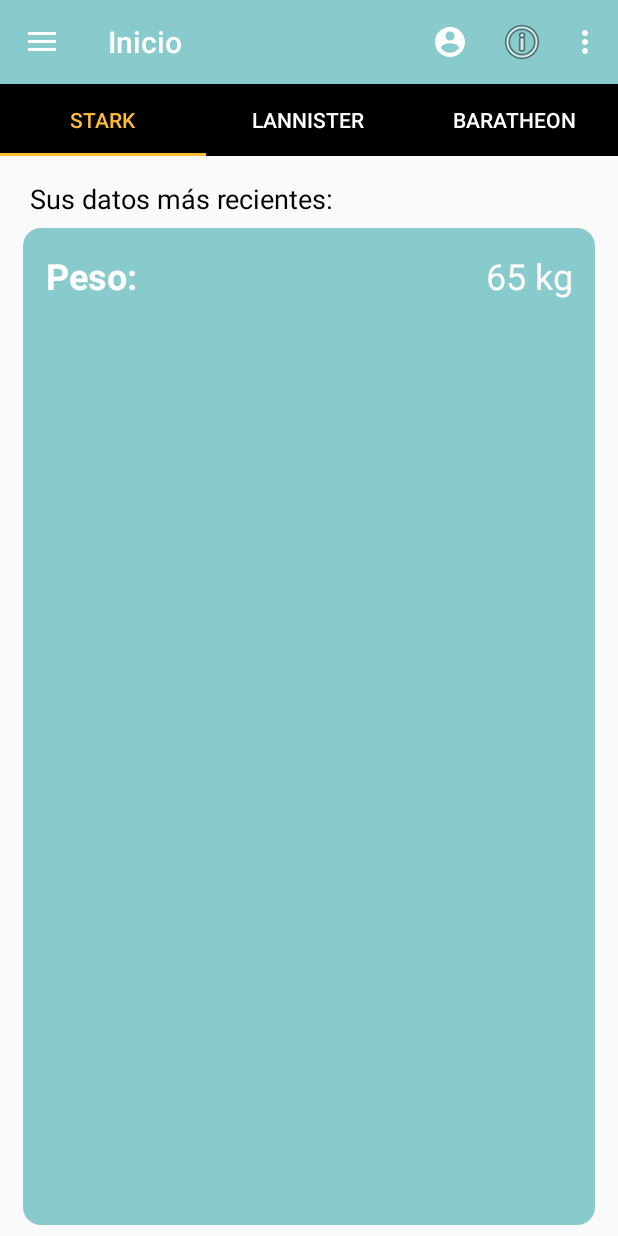
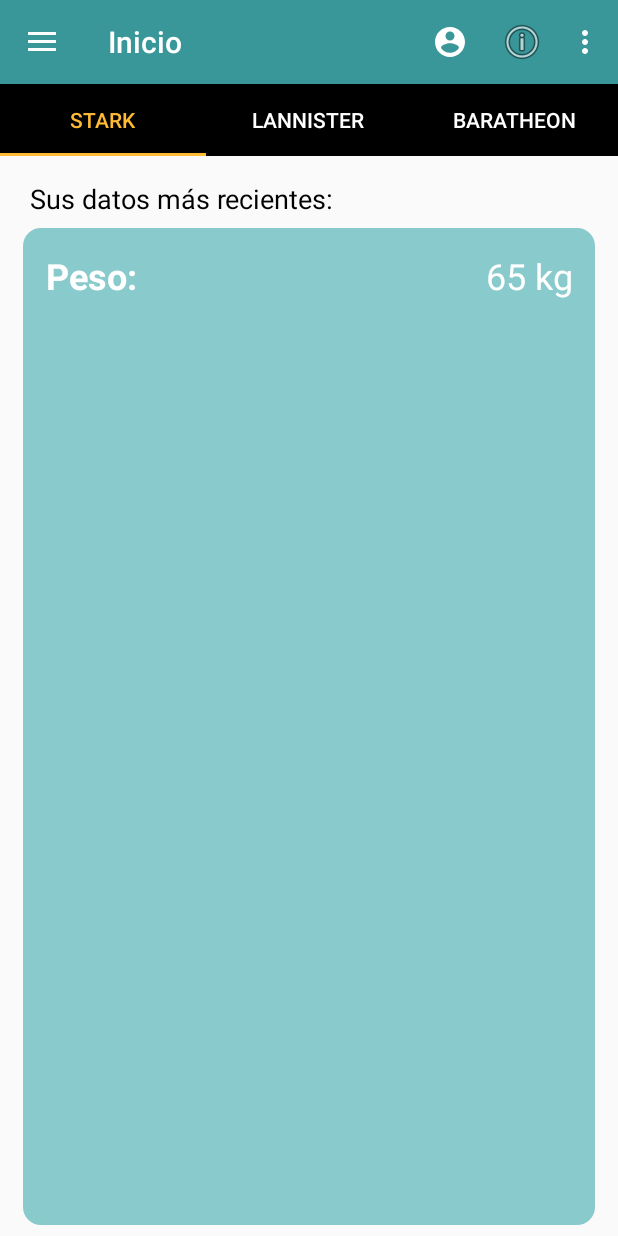
Before and after one commit to rousah/Bascula-grupo-2, an Android app: the screen it shows after launch once a user with an empty profile is signed in (MainActivity), on a phone screen of 412 x 824 dp. Run offline under Robolectric (Android 15) with nearby library versions, the phone set to English and light mode, and no system bars; our stand-ins replace Firebase (no records; nobody signed in at launch, a user with empty details on screens opened directly); libraries missing offline, so code that uses them is left out: com.firebase.ui; 1 statement that could not run was skipped.

```diff
--- a/Bascula/app/src/main/res/layout/nav_toolbar.xml
+++ b/Bascula/app/src/main/res/layout/nav_toolbar.xml
@@ -8,5 +8,5 @@
     android:fitsSystemWindows="true"
     android:minHeight="?attr/actionBarSize"
     app:theme="@style/ThemeOverlay.AppCompat.Dark.ActionBar"
-    android:background="?attr/colorPrimaryDark">
+    android:background="?attr/colorPrimary">
 </android.support.v7.widget.Toolbar>
```
Also changed, not shown: Bascula/app/src/main/res/layout/nav_header.xml (+6 -7 lines), Bascula/app/src/main/res/drawable/headerbg.png (added).
